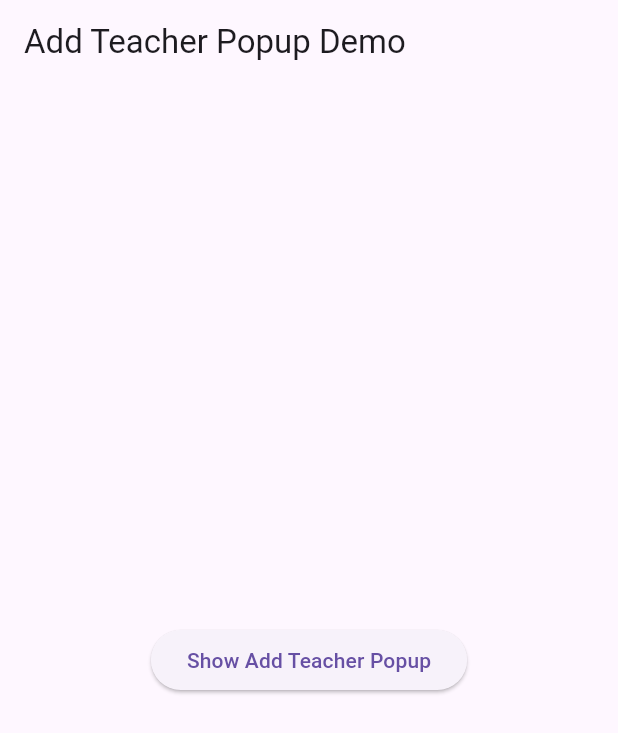
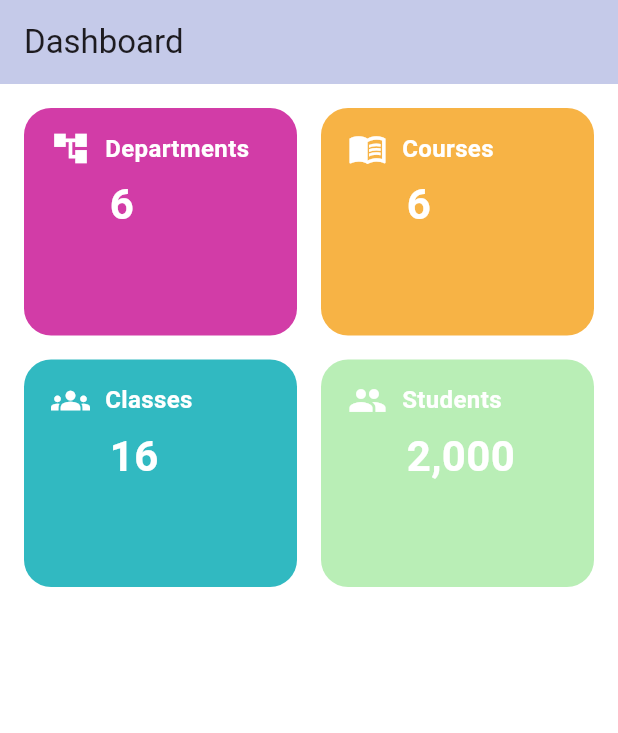
Before and after one commit to AttendanceSys/attendance_system, a Flutter app: the screen it shows after launch, on a phone screen of 412 x 824 dp. Shown: the top 733 px of the screen. Run offline on Flutter 3.47's test engine with Material 3 defaults, Android fonts, the light colour scheme and no system bars; our stand-ins replace lucide_icons.

Commit message:
Update DashboardPage and other improvements

```diff
--- /dev/null
+++ b/lib/DashboardStatsGrid.dart
@@ -0,0 +1,59 @@
+import 'package:flutter/material.dart';
+import 'package:attendance_system/components/dashboard_stats_grid.dart';
+
+class DashboardPage extends StatelessWidget {
+  const DashboardPage({Key? key}) : super(key: key);
+
+  @override
+  Widget build(BuildContext context) {
+    return Scaffold(
+      backgroundColor: Colors.white, // Bright background, fills screen
+      appBar: AppBar(
+        title: const Text("Dashboard"),
+        backgroundColor: Colors.indigo.shade100,
+        elevation: 0,
+      ),
+      body: Padding(
+        padding: const EdgeInsets.all(16.0),
+        child: Column(
+          crossAxisAlignment: CrossAxisAlignment.start,
+          children: [
+            // Add your search bar here if needed
+            // SearchAddBar(...),
+            // SizedBox(height: 18),
+            Expanded(
+              child: DashboardStatsGrid(
+                stats: [
+                  DashboardStat(
+                    icon: Icons.account_tree,
+                    label: "Departments",
+                    value: "6",
+                    color: Color(0xFFD23CA7),
+                  ),
+                  DashboardStat(
+                    icon: Icons.menu_book,
+                    label: "Courses",
+                    value: "6",
+                    color: Color(0xFFF7B345),
+                  ),
+                  DashboardStat(
+                    icon: Icons.groups,
+                    label: "Classes",
+                    value: "16",
+                    color: Color(0xFF31B9C1),
+                  ),
+                  DashboardStat(
+                    icon: Icons.people,
+                    label: "Students",
+                    value: "2,000",
+                    color: Color(0xFFB9EEB6),
+                  ),
+                ],
+              ),
+            ),
+          ],
+        ),
+      ),
+    );
+  }
+}
--- /dev/null
+++ b/lib/components/dashboard_stats_grid.dart
@@ -0,0 +1,153 @@
+import 'package:flutter/material.dart';
+
+class DashboardStatsGrid extends StatelessWidget {
+  final List<DashboardStat> stats;
+  const DashboardStatsGrid({Key? key, required this.stats}) : super(key: key);
+
+  @override
+  Widget build(BuildContext context) {
+    // Use MediaQuery to adjust grid ratio for small screens
+    final screenWidth = MediaQuery.of(context).size.width;
+    double aspectRatio = screenWidth < 500 ? 1.2 : 1.8; // Tighter grid for mobile
+
+    return GridView.count(
+      shrinkWrap: true,
+      physics: NeverScrollableScrollPhysics(),
+      crossAxisCount: 2,
+      crossAxisSpacing: 16,
+      mainAxisSpacing: 16,
+      childAspectRatio: aspectRatio,
+      children: stats.map((stat) => _DashboardStatCard(stat: stat)).toList(),
+    );
+  }
+}
+
+class DashboardStat {
+  final IconData icon;
+  final String label;
+  final String value;
+  final Color color;
+  DashboardStat({
+    required this.icon,
+    required this.label,
+    required this.value,
+    required this.color,
+  });
+}
+
+class _DashboardStatCard extends StatelessWidget {
+  final DashboardStat stat;
+  const _DashboardStatCard({Key? key, required this.stat}) : super(key: key);
+
+  @override
+  Widget build(BuildContext context) {
+    // Use MediaQuery to reduce font sizes on small screens
+    final screenWidth = MediaQuery.of(context).size.width;
+    double labelFont = screenWidth < 500 ? 16 : 19;
+    double numberFont = screenWidth < 500 ? 28 : 36;
+
+    // Padding for number so it aligns under label
+    const double numberLeftPadding = 39.0;
+
+    return Container(
+      decoration: BoxDecoration(
+        color: stat.color,
+        borderRadius: BorderRadius.circular(18),
+      ),
+      padding: EdgeInsets.symmetric(horizontal: 18, vertical: 14),
+      child: Column(
+        crossAxisAlignment: CrossAxisAlignment.start,
+        children: [
+          Row(
+            crossAxisAlignment: CrossAxisAlignment.center,
+            children: [
+              Icon(stat.icon, color: Colors.white, size: 26),
+              SizedBox(width: 10),
+              Flexible(
+                child: Text(
+                  stat.label,
+                  style: TextStyle(
+                    color: Colors.white,
+                    fontSize: labelFont,
+                    fontWeight: FontWeight.w600,
+                  ),
+                  overflow: TextOverflow.ellipsis,
+                ),
+              ),
+            ],
+          ),
+          SizedBox(height: 10),
+          Padding(
+            padding: EdgeInsets.only(left: numberLeftPadding),
+            child: Text(
+              stat.value,
+              style: TextStyle(
+                color: Colors.white,
+                fontSize: numberFont,
+                fontWeight: FontWeight.bold,
+                height: 1,
+              ),
+              textAlign: TextAlign.left,
+            ),
+          ),
+        ],
+      ),
+    );
+  }
+}
+
+// --- Example usage in DashboardPage ---
+class DashboardPage extends StatelessWidget {
+  const DashboardPage({Key? key}) : super(key: key);
+
+  @override
+  Widget build(BuildContext context) {
+    return Scaffold(
+      appBar: AppBar(
+        title: const Text("Dashboard"),
+        backgroundColor: Colors.indigo.shade100,
+      ),
+      body: Padding(
+        padding: const EdgeInsets.all(12),
+        child: Column(
+          crossAxisAlignment: CrossAxisAlignment.start,
+          children: [
+            // Your SearchAddBar here
+            SizedBox(height: 18),
+            // Expanded ensures grid uses available space and scrolls if needed
+            Expanded(
+              child: DashboardStatsGrid(
+                stats: [
+                  DashboardStat(
+                    icon: Icons.account_tree,
+                    label: "Departments",
+                    value: "6",
+                    color: Color(0xFFD23CA7),
+                  ),
+                  DashboardStat(
+                    icon: Icons.menu_book,
+                    label: "Courses",
+                    value: "6",
+                    color: Color(0xFFF7B345),
+                  ),
+                  DashboardStat(
+                    icon: Icons.groups,
+                    label: "Classes",
+                    value: "16",
+                    color: Color(0xFF31B9C1),
+                  ),
+                  DashboardStat(
+                    icon: Icons.people,
+                    label: "Students",
+                    value: "2,000",
+                    color: Color(0xFFB9EEB6),
+                  ),
+                ],
+              ),
+            ),
+          ],
+        ),
+      ),
+    );
+  }
+}
--- a/lib/main.dart
+++ b/lib/main.dart
@@ -13,6 +13,7 @@ import 'components/popup/add_department_popup.dart';
 import 'components/popup/add_admin_popup.dart';
 import 'components/popup/add_teacher_popup.dart';
 import 'components/popup/add_faculty_popup.dart';
+import 'DashboardStatsGrid.dart';
 
 class MyApp extends StatelessWidget {
   const MyApp({super.key});
@@ -26,7 +27,7 @@ class MyApp extends StatelessWidget {
         primarySwatch: Colors.indigo,
         useMaterial3: true,
       ),
-      home: const AddTeacherPopupDemoPage(),
+      home: const DashboardPage(),
     );
   }
 }
```
